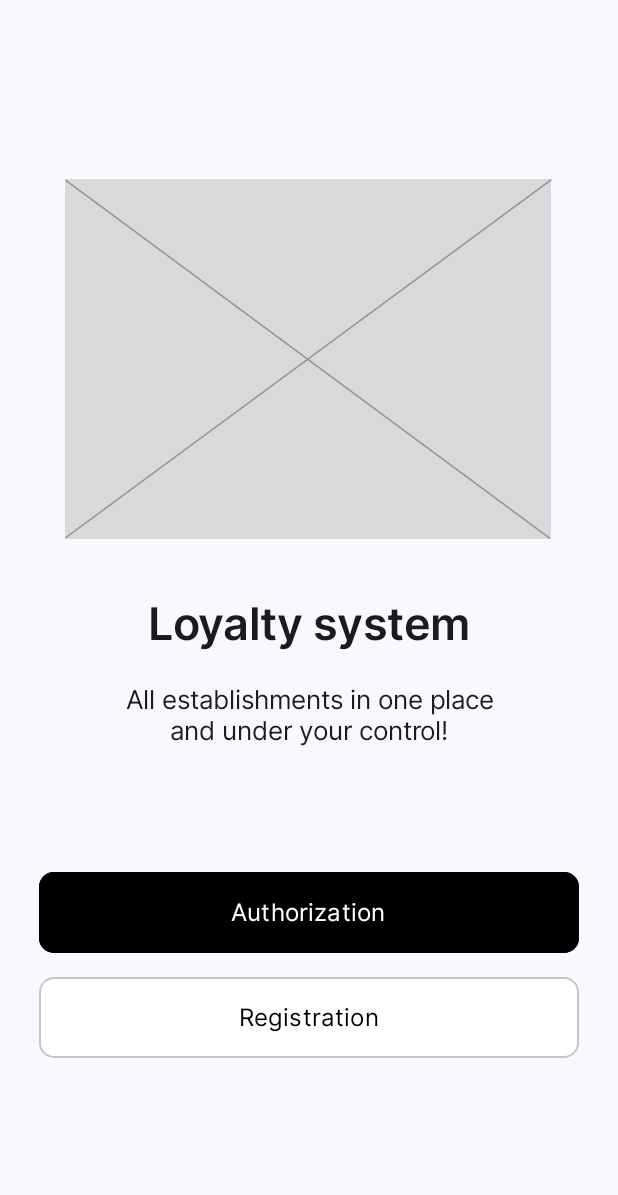
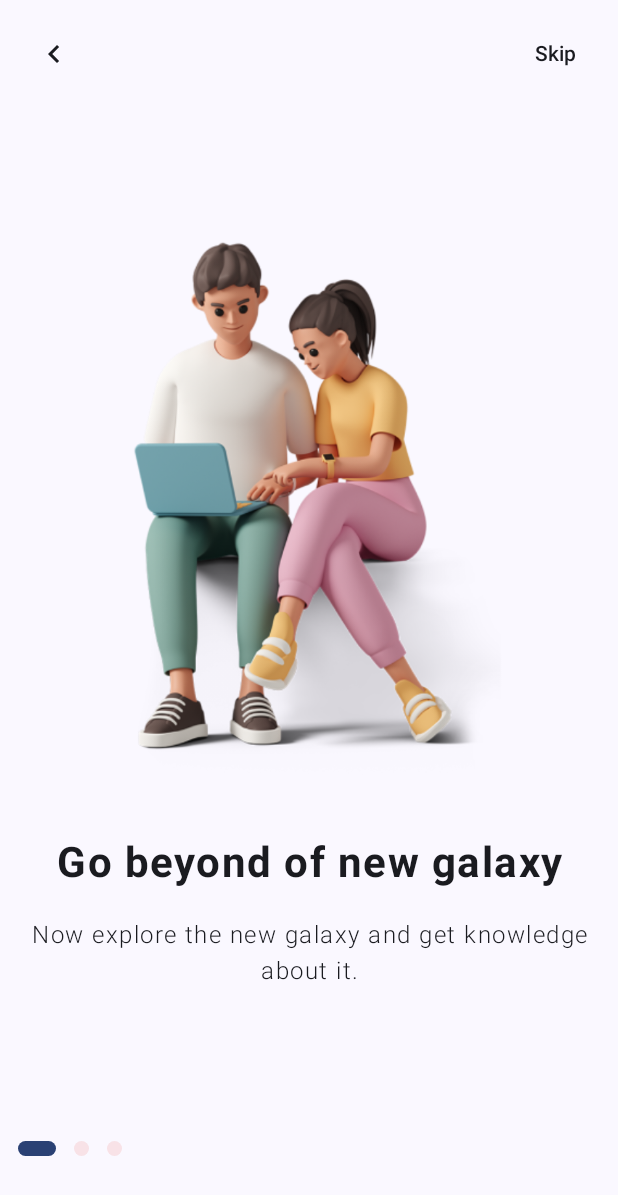
Before and after one commit to viaviva/Wallet_Application, an Android app built with Jetpack Compose: the screen it shows after launch (MainActivity), on a phone screen of 412 x 824 dp. Shown: the top 1195 px of the screen. Run offline under Robolectric (Android 15) with nearby library versions, the phone set to English and light mode, and no system bars; our stand-ins replace Dagger/Hilt's generated code, accompanist.

Commit message:
Add onboarding

```diff
--- a/app/build.gradle
+++ b/app/build.gradle
@@ -60,6 +60,7 @@ dependencies {
     implementation 'androidx.compose.ui:ui-tooling-preview'
     implementation 'androidx.compose.material3:material3'
 
+    implementation 'com.google.accompanist:accompanist-pager:0.24.13-rc'
     implementation("io.coil-kt:coil-compose:2.4.0")
 
     implementation "com.google.dagger:hilt-android:2.44"
--- a/app/src/main/java/com/angelina/wallet_application/MainActivity.kt
+++ b/app/src/main/java/com/angelina/wallet_application/MainActivity.kt
@@ -6,18 +6,23 @@ import androidx.activity.compose.setContent
 import androidx.compose.foundation.layout.fillMaxSize
 import androidx.compose.material3.MaterialTheme
 import androidx.compose.material3.Surface
-import androidx.compose.runtime.Composable
 import androidx.compose.ui.Modifier
-import androidx.compose.ui.tooling.preview.Preview
 import androidx.navigation.compose.rememberNavController
 import com.angelina.wallet_application.navigation.RootNavGraph
+import com.angelina.wallet_application.repository.SharedPreferenceRepository
 import com.angelina.wallet_application.ui.theme.Wallet_ApplicationTheme
 import dagger.hilt.android.AndroidEntryPoint
+import javax.inject.Inject
 
 @AndroidEntryPoint
 class MainActivity : ComponentActivity() {
+
+    @Inject
+    lateinit var sharedPreferences: SharedPreferenceRepository
+
     override fun onCreate(savedInstanceState: Bundle?) {
         super.onCreate(savedInstanceState)
+
         setContent {
             Wallet_ApplicationTheme {
                 // A surface container using the 'background' color from the theme
@@ -25,18 +30,19 @@ class MainActivity : ComponentActivity() {
                     modifier = Modifier.fillMaxSize(),
                     color = MaterialTheme.colorScheme.background
                 ) {
-                    RootNavGraph(rememberNavController())
+                    sharedPreferences.run {
+                        RootNavGraph(
+                            rememberNavController(),
+                            getIsFirstOpen(),
+                            getIsUserLogIn()
+                        )
 
+                        if (!getIsFirstOpen()) {
+                            setIsFirstOpen()
+                        }
+                    }
                 }
             }
         }
     }
 }
-
-@Preview(showBackground = true)
-@Composable
-fun GreetingPreview() {
-    Wallet_ApplicationTheme {
-        RootNavGraph(rememberNavController())
-    }
-}
--- a/app/src/main/java/com/angelina/wallet_application/navigation/AuthNavGraph.kt
+++ b/app/src/main/java/com/angelina/wallet_application/navigation/AuthNavGraph.kt
@@ -8,16 +8,29 @@ import androidx.navigation.navigation
 import com.angelina.wallet_application.screen.EntryScreen
 import com.angelina.wallet_application.screen.RegistrationScreen
 import com.angelina.wallet_application.screen.authorization.AuthorizationScreen
+import com.angelina.wallet_application.screen.onboarding.OnBoardingScreen
+import com.google.accompanist.pager.ExperimentalPagerApi
 import kotlinx.coroutines.launch
 
+@OptIn(ExperimentalPagerApi::class)
 fun NavGraphBuilder.authNavGraph(
-    navController: NavHostController
+    navController: NavHostController,
+    isFirstOpen: Boolean
 ) {
+
+    val startDestination = if (!isFirstOpen) AuthScreen.Onboarding.route else AuthScreen.Entry.route
 
     navigation(
         route = Graph.AUTHENTICATION,
-        startDestination = AuthScreen.Entry.route
+        startDestination = startDestination
     ) {
+        composable(route = AuthScreen.Onboarding.route) {
+            OnBoardingScreen(
+                onSkipClick = {
+                    navController.navigate(AuthScreen.Entry.route)
+                }
+            )
+        }
 
         composable(route = AuthScreen.Entry.route) {
             EntryScreen(
@@ -80,4 +93,7 @@ sealed class AuthScreen(val route: String) {
     object Entry : AuthScreen(route = "ENTRY")
     object Login : AuthScreen(route = "LOGIN")
     object SignUp : AuthScreen(route = "SIGN_UP")
+
+    object Onboarding : AuthScreen(route = "ONBOARDING")
+
 }
--- a/app/src/main/java/com/angelina/wallet_application/navigation/RootNavGraph.kt
+++ b/app/src/main/java/com/angelina/wallet_application/navigation/RootNavGraph.kt
@@ -7,13 +7,20 @@ import androidx.navigation.compose.composable
 import com.angelina.wallet_application.screen.BottomBarMainScreen
 
 @Composable
-fun RootNavGraph(navController: NavHostController) {
+fun RootNavGraph(
+    navController: NavHostController,
+    isFirstOpen: Boolean,
+    isUserLogin: Boolean
+) {
+
+    val startDestination = if (!isUserLogin) Graph.AUTHENTICATION else Graph.HOME
+
     NavHost(
         navController = navController,
         route = Graph.ROOT,
-        startDestination = Graph.AUTHENTICATION
+        startDestination = startDestination
     ) {
-        authNavGraph(navController = navController)
+        authNavGraph(navController = navController, isFirstOpen)
         composable(route = Graph.HOME) {
             BottomBarMainScreen()
         }
--- a/app/src/main/java/com/angelina/wallet_application/repository/LoginRepository.kt
+++ b/app/src/main/java/com/angelina/wallet_application/repository/LoginRepository.kt
@@ -23,9 +23,13 @@ class LoginRepository @Inject constructor(
                 val user = auth.currentUser
 
                 user?.let {
-                    sharedPreferenceRepository.setUserId(it.uid)
+                    sharedPreferenceRepository.run {
+                        setIsUserLogIn()
+                        setUserId(it.uid)
+                    }
 
-                    database.child("users").child(it.uid).child("username").get().addOnSuccessListener { username ->
+                    database.child("users").child(it.uid).child("username").get()
+                        .addOnSuccessListener { username ->
                             Log.e("User", user.toString())
 
                             sharedPreferenceRepository.setUsername(username.value.toString())
@@ -56,9 +60,13 @@ class LoginRepository @Inject constructor(
         auth.createUserWithEmailAndPassword(email, password).addOnCompleteListener { task ->
             if (task.isSuccessful) {
                 val user = auth.currentUser
-                Log.e("USER", user.toString())
 
                 user?.let {
+                    sharedPreferenceRepository.run {
+                        setIsUserLogIn()
+                        setUserId(it.uid)
+                    }
+
                     database.child("users").child(it.uid).setValue(User(username = username))
                         .addOnSuccessListener {
                             sharedPreferenceRepository.setUsername(username)
--- a/app/src/main/java/com/angelina/wallet_application/repository/SharedPreferenceRepository.kt
+++ b/app/src/main/java/com/angelina/wallet_application/repository/SharedPreferenceRepository.kt
@@ -8,6 +8,10 @@ import javax.inject.Inject
 import javax.inject.Singleton
 
 private const val USER_PREF_FILE = "userPrefFile"
+private const val SHARED_PREF_FILE = "sharedPrefFile"
+
+private const val IS_FIRST_OPEN = "isFirstOpen"
+private const val IS_USER_LOG_IN = "isLogIn"
 
 private const val USERNAME = "username"
 private const val DEFAULT_USERNAME = "username"
@@ -21,10 +25,28 @@ class SharedPreferenceRepository @Inject constructor(
 ) {
 
     private var userPreferences: SharedPreferences? = null
+    private var sharedPreferences: SharedPreferences? = null
 
     init {
         userPreferences = context.getSharedPreferences(USER_PREF_FILE, Context.MODE_PRIVATE)
+        sharedPreferences = context.getSharedPreferences(SHARED_PREF_FILE, Context.MODE_PRIVATE)
     }
+
+    fun setIsFirstOpen() {
+        sharedPreferences?.edit {
+            putBoolean(IS_FIRST_OPEN, true)
+        }
+    }
+
+    fun getIsFirstOpen(): Boolean = sharedPreferences?.getBoolean(IS_FIRST_OPEN, false) ?: false
+
+    fun setIsUserLogIn() {
+        userPreferences?.edit {
+            putBoolean(IS_USER_LOG_IN, true)
+        }
+    }
+
+    fun getIsUserLogIn(): Boolean = userPreferences?.getBoolean(IS_USER_LOG_IN, false) ?: false
 
     fun setUsername(username: String) {
         userPreferences?.edit {
--- /dev/null
+++ b/app/src/main/java/com/angelina/wallet_application/screen/onboarding/OnBoardingItems.kt
@@ -0,0 +1,19 @@
+package com.angelina.wallet_application.screen.onboarding
+
+import com.angelina.wallet_application.R
+
+class OnBoardingItems(
+    val image: Int,
+    val title: Int,
+    val desc: Int
+) {
+    companion object{
+        fun getData(): List<OnBoardingItems>{
+            return listOf(
+                OnBoardingItems(R.drawable.oboarding, R.string.onbordingTitle1, R.string.onboardingText1),
+                OnBoardingItems(R.drawable.oboarding, R.string.onbordingTitle1, R.string.onboardingText1),
+                OnBoardingItems(R.drawable.oboarding, R.string.onbordingTitle1, R.string.onboardingText1)
+            )
+        }
+    }
+}
--- /dev/null
+++ b/app/src/main/java/com/angelina/wallet_application/screen/onboarding/OnboardingScreen.kt
@@ -0,0 +1,201 @@
+package com.angelina.wallet_application.screen.onboarding
+
+import androidx.compose.animation.core.Spring
+import androidx.compose.animation.core.animateDpAsState
+import androidx.compose.animation.core.spring
+import androidx.compose.foundation.Image
+import androidx.compose.foundation.background
+import androidx.compose.foundation.layout.Arrangement
+import androidx.compose.foundation.layout.Box
+import androidx.compose.foundation.layout.BoxScope
+import androidx.compose.foundation.layout.Column
+import androidx.compose.foundation.layout.PaddingValues
+import androidx.compose.foundation.layout.Row
+import androidx.compose.foundation.layout.Spacer
+import androidx.compose.foundation.layout.fillMaxHeight
+import androidx.compose.foundation.layout.fillMaxSize
+import androidx.compose.foundation.layout.fillMaxWidth
+import androidx.compose.foundation.layout.height
+import androidx.compose.foundation.layout.padding
+import androidx.compose.foundation.layout.width
+import androidx.compose.foundation.shape.CircleShape
+import androidx.compose.material.icons.Icons
+import androidx.compose.material.icons.outlined.KeyboardArrowLeft
+import androidx.compose.material3.Icon
+import androidx.compose.material3.IconButton
+import androidx.compose.material3.MaterialTheme
+import androidx.compose.material3.Text
+import androidx.compose.material3.TextButton
+import androidx.compose.runtime.Composable
+import androidx.compose.runtime.rememberCoroutineScope
+import androidx.compose.ui.Alignment
+import androidx.compose.ui.Modifier
+import androidx.compose.ui.draw.clip
+import androidx.compose.ui.graphics.Color
+import androidx.compose.ui.res.painterResource
+import androidx.compose.ui.res.stringResource
+import androidx.compose.ui.text.font.FontWeight
+import androidx.compose.ui.text.style.TextAlign
+import androidx.compose.ui.unit.dp
+import androidx.compose.ui.unit.sp
+import com.angelina.wallet_application.R
+import com.google.accompanist.pager.ExperimentalPagerApi
+import com.google.accompanist.pager.HorizontalPager
+import com.google.accompanist.pager.rememberPagerState
+import kotlinx.coroutines.launch
+
+@ExperimentalPagerApi
+@Composable
+fun OnBoardingScreen(
+    onSkipClick: () -> Unit
+) {
+
+    val items = OnBoardingItems.getData()
+    val scope = rememberCoroutineScope()
+    val pageState = rememberPagerState()
+
+    Column(modifier = Modifier.fillMaxSize()) {
+        TopSection(
+            onBackClick = {
+                if (pageState.currentPage + 1 > 1) scope.launch {
+                    pageState.scrollToPage(0)
+                }
+            },
+            onSkipClick = onSkipClick,
+            isLastPage = pageState.currentPage == items.size - 1
+        )
+
+        HorizontalPager(
+            count = items.size,
+            state = pageState,
+            modifier = Modifier
+                .fillMaxHeight(0.9f)
+                .fillMaxWidth()
+        ) { page ->
+            OnBoardingItem(items = items[page])
+        }
+
+        BottomSection(size = items.size, index = pageState.currentPage)
+    }
+
+}
+
+@ExperimentalPagerApi
+@Composable
+fun TopSection(
+    onBackClick: () -> Unit = {},
+    onSkipClick: () -> Unit = {},
+    isLastPage: Boolean
+) {
+    Box(
+        modifier = Modifier
+            .fillMaxWidth()
+            .padding(12.dp)
+    ) {
+        // Back button
+        IconButton(onClick = onBackClick, modifier = Modifier.align(Alignment.CenterStart)) {
+            Icon(imageVector = Icons.Outlined.KeyboardArrowLeft, contentDescription = null)
+        }
+
+        // Skip Button
+        TextButton(
+            onClick = onSkipClick,
+            modifier = Modifier.align(Alignment.CenterEnd),
+            contentPadding = PaddingValues(0.dp)
+        ) {
+            val text = if (!isLastPage) {
+                stringResource(id = R.string.skip)
+            } else {
+                stringResource(id = R.string.done)
+            }
+
+            Text(text = text, color = MaterialTheme.colorScheme.onBackground)
+        }
+    }
+}
+
+@Composable
+fun BottomSection(
+    size: Int,
+    index: Int
+) {
+    Box(
+        modifier = Modifier
+            .fillMaxWidth()
+            .padding(12.dp)
+    ) {
+        // Indicators
+        Indicators(size, index)
+    }
+}
+
+@Composable
+fun BoxScope.Indicators(size: Int, index: Int) {
+    Row(
+        verticalAlignment = Alignment.CenterVertically,
+        horizontalArrangement = Arrangement.spacedBy(12.dp),
+        modifier = Modifier.align(Alignment.CenterStart)
+    ) {
+        repeat(size) {
+            Indicator(isSelected = it == index)
+        }
+    }
+}
+
+@Composable
+fun Indicator(isSelected: Boolean) {
+    val width = animateDpAsState(
+        targetValue = if (isSelected) 25.dp else 10.dp,
+        animationSpec = spring(dampingRatio = Spring.DampingRatioMediumBouncy)
+    )
+
+    Box(
+        modifier = Modifier
+            .height(10.dp)
+            .width(width.value)
+            .clip(CircleShape)
+            .background(
+                color = if (isSelected) MaterialTheme.colorScheme.primary else Color(0XFFF8E2E7)
+            )
+    ) {
+
+    }
+}
+
+@Composable
+fun OnBoardingItem(items: OnBoardingItems) {
+    Column(
+        horizontalAlignment = Alignment.CenterHorizontally,
+        verticalArrangement = Arrangement.Center,
+        modifier = Modifier.fillMaxSize()
+    ) {
+        Image(
+            painter = painterResource(id = items.image),
+            contentDescription = "Image1",
+            modifier = Modifier.padding(start = 50.dp, end = 50.dp)
+        )
+
+        Spacer(modifier = Modifier.height(25.dp))
+
+        Text(
+            text = stringResource(id = items.title),
+            style = MaterialTheme.typography.headlineMedium,
+            // fontSize = 24.sp,
+            color = MaterialTheme.colorScheme.onBackground,
+            fontWeight = FontWeight.Bold,
+            textAlign = TextAlign.Center,
+            letterSpacing = 1.sp,
+        )
+        Spacer(modifier = Modifier.height(8.dp))
+
+        Text(
+            text = stringResource(id = items.desc),
+            style = MaterialTheme.typography.bodyLarge,
+            color = MaterialTheme.colorScheme.onBackground,
+            fontWeight = FontWeight.Light,
+            textAlign = TextAlign.Center,
+            modifier = Modifier.padding(10.dp),
+            letterSpacing = 1.sp,
+        )
+    }
+}
--- a/app/src/main/res/values/strings.xml
+++ b/app/src/main/res/values/strings.xml
@@ -36,4 +36,10 @@
     <string name="catalog">Catalog</string>
     <string name="profile">Profile</string>
 
+    <string name="onbordingTitle1">Go beyond of new galaxy</string>
+    <string name="onboardingText1">Now explore the new galaxy and get knowledge about it.</string>
+    <string name="skip">Skip</string>
+    <string name="done">Done</string>
+
+
 </resources>
```
Also changed, not shown: app/src/main/res/drawable/oboarding.png (added), 1 other file. Lines whose indentation alone changed are shown as unchanged.
